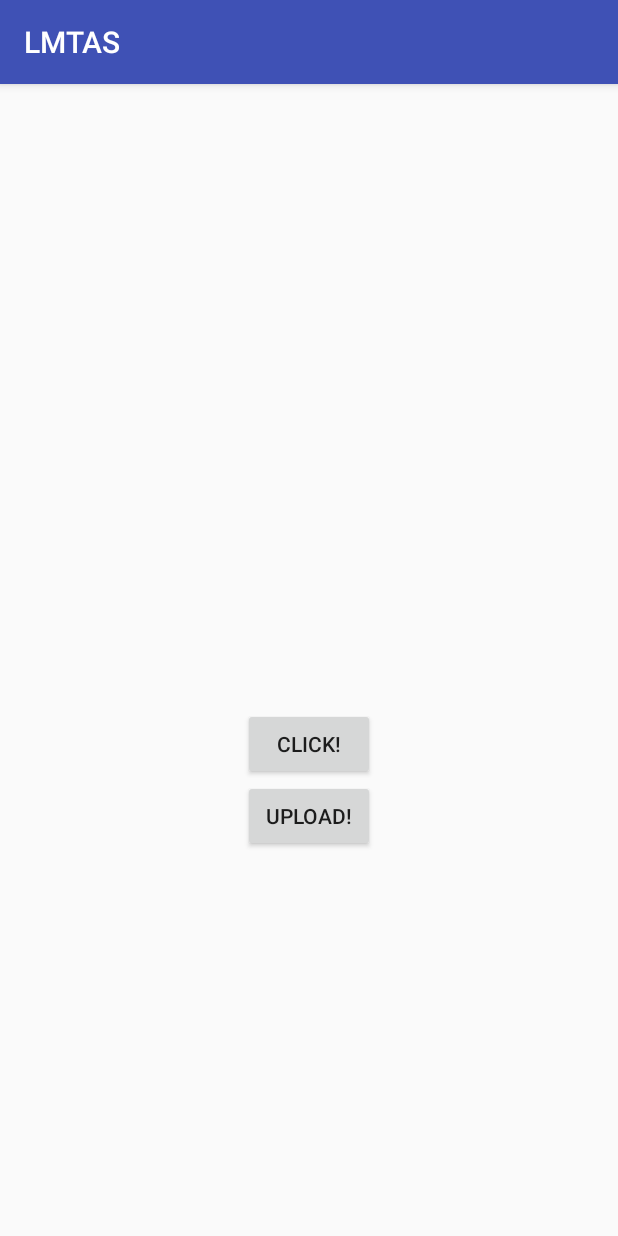
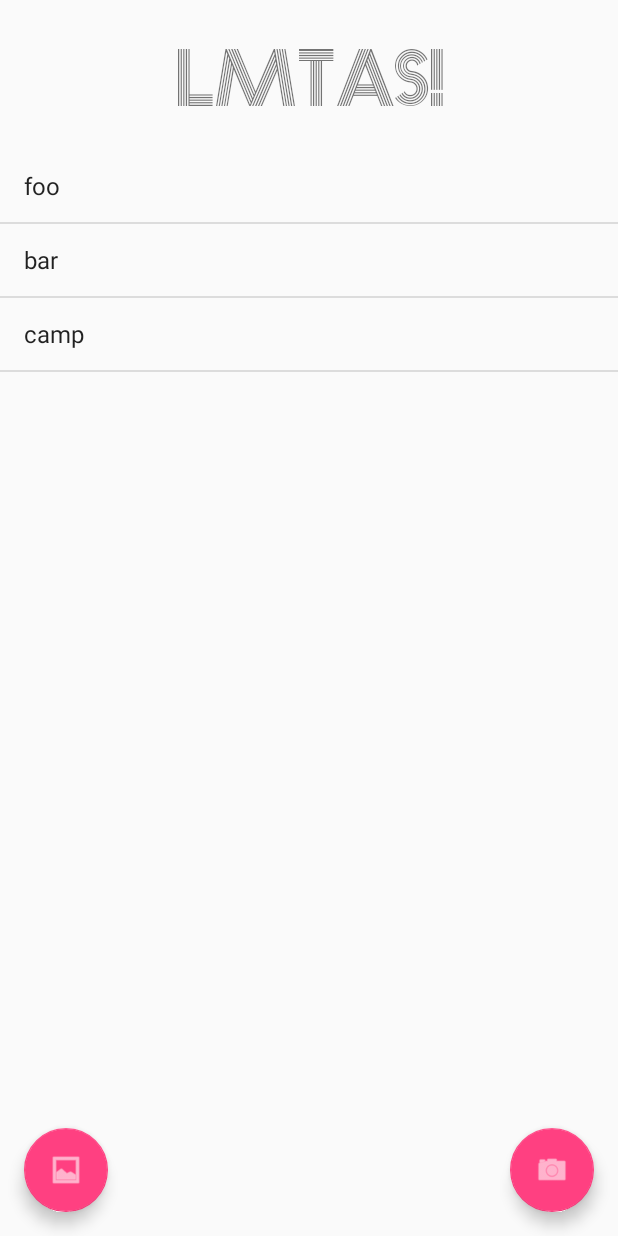
Before and after one commit to navinpai/LMTAS, an Android app: the screen it shows after launch (MainActivity before the commit, HomeActivity after it), on a phone screen of 412 x 824 dp. Run offline under Robolectric (Android 15) with nearby library versions, the phone set to English and light mode, and no system bars.

Commit message:
- Add homeactivity - Add App icon - Add Prisma font - Fix build - Remove header

```diff
--- a/android/LMTAS/app/build.gradle
+++ b/android/LMTAS/app/build.gradle
@@ -25,8 +25,11 @@ dependencies {
     androidTestCompile('com.android.support.test.espresso:espresso-core:2.2.2', {
         exclude group: 'com.android.support', module: 'support-annotations'
     })
+    // this line must be included to integrate with Firebase
+    // this line must be included to use FCM
     compile 'com.android.support:appcompat-v7:24.2.1'
-    compile 'com.google.firebase:firebase-core:9.2.0'                        // this line must be included to integrate with Firebase
-    compile 'com.google.firebase:firebase-messaging:9.2.0'                   // this line must be included to use FCM
+    compile 'com.google.firebase:firebase-core:10.0.1'
+    compile 'com.google.firebase:firebase-messaging:10.0.1'
+    compile 'com.android.support:design:24.2.1'
     testCompile 'junit:junit:4.12'
 }
--- a/android/LMTAS/app/src/main/AndroidManifest.xml
+++ b/android/LMTAS/app/src/main/AndroidManifest.xml
@@ -1,6 +1,10 @@
 <?xml version="1.0" encoding="utf-8"?>
 <manifest xmlns:android="http://schemas.android.com/apk/res/android"
     package="lmtas.app.com.lmtas">
+
+    <uses-permission android:name="android.permission.CAMERA" />
+    <uses-permission android:name="android.permission.WRITE_EXTERNAL_STORAGE" />
+    <uses-permission android:name="android.permission.INTERNET" />
 
     <application
         android:allowBackup="true"
@@ -9,18 +13,24 @@
         android:supportsRtl="true"
         android:theme="@style/AppTheme">
         <activity android:name=".MainActivity">
+
+        </activity>
+
+        <uses-feature
+            android:name="android.hardware.camera"
+            android:required="true" />
+
+        <activity
+            android:name=".HomeActivity"
+            android:label="@string/title_activity_home"
+            android:theme="@style/AppTheme.NoActionBar">
             <intent-filter>
                 <action android:name="android.intent.action.MAIN" />
 
                 <category android:name="android.intent.category.LAUNCHER" />
             </intent-filter>
+
         </activity>
-
-        <uses-feature android:name="android.hardware.camera" android:required="true" />
     </application>
 
-    <uses-permission android:name="android.permission.CAMERA" />
-    <uses-permission android:name="android.permission.WRITE_EXTERNAL_STORAGE" />
-    <uses-permission android:name="android.permission.INTERNET"/>
-
 </manifest>
--- /dev/null
+++ b/android/LMTAS/app/src/main/java/lmtas/app/com/lmtas/HomeActivity.java
@@ -0,0 +1,133 @@
+package lmtas.app.com.lmtas;
+
+import android.app.ProgressDialog;
+import android.graphics.Typeface;
+import android.os.AsyncTask;
+import android.os.Bundle;
+import android.support.design.widget.FloatingActionButton;
+import android.support.design.widget.Snackbar;
+import android.support.v7.app.AppCompatActivity;
+import android.support.v7.widget.Toolbar;
+import android.util.Log;
+import android.view.View;
+import android.widget.ArrayAdapter;
+import android.widget.ListView;
+import android.widget.TextView;
+
+import org.apache.http.HttpResponse;
+import org.apache.http.NameValuePair;
+import org.apache.http.client.HttpClient;
+import org.apache.http.client.entity.UrlEncodedFormEntity;
+import org.apache.http.client.methods.HttpGet;
+import org.apache.http.client.methods.HttpPost;
+import org.apache.http.impl.client.DefaultHttpClient;
+import org.apache.http.message.BasicNameValuePair;
+import org.apache.http.util.EntityUtils;
+import org.json.JSONArray;
+import org.json.JSONObject;
+
+import java.util.ArrayList;
+import java.util.List;
+
+public class HomeActivity extends AppCompatActivity {
+
+    private static String URL = "http://ec2-52-207-219-42.compute-1.amazonaws.com:1337/getDetails";
+    private List<String> your_array_list;
+    private ArrayAdapter<String> arrayAdapter;
+
+    @Override
+    protected void onCreate(Bundle savedInstanceState) {
+        super.onCreate(savedInstanceState);
+        setContentView(R.layout.activity_home);
+        Toolbar toolbar = (Toolbar) findViewById(R.id.toolbar);
+        setSupportActionBar(toolbar);
+        getSupportActionBar().hide();
+
+        TextView tv = (TextView) findViewById(R.id.titleText);
+        Typeface prisma = Typeface.createFromAsset(getAssets(), "fonts/Prisma.ttf");
+        tv.setTypeface(prisma);
+
+        ListView lv;
+        lv = (ListView) findViewById(R.id.tList);
+
+        new getDetails().execute();
+
+        your_array_list = new ArrayList<String>();
+        your_array_list.add("foo");
+        your_array_list.add("bar");
+        your_array_list.add("camp");
+
+        arrayAdapter = new ArrayAdapter<String>(
+                this,
+                android.R.layout.simple_list_item_1,
+                your_array_list);
+
+        lv.setAdapter(arrayAdapter);
+
+
+        FloatingActionButton fab = (FloatingActionButton) findViewById(R.id.fab);
+        fab.setOnClickListener(new View.OnClickListener() {
+            @Override
+            public void onClick(View view) {
+                Snackbar.make(view, "Replace with your own action", Snackbar.LENGTH_LONG)
+                        .setAction("Action", null).show();
+            }
+        });
+
+        FloatingActionButton lfab = (FloatingActionButton) findViewById(R.id.lfab);
+        lfab.setOnClickListener(new View.OnClickListener() {
+            @Override
+            public void onClick(View view) {
+                Snackbar.make(view, "Left Action", Snackbar.LENGTH_LONG)
+                        .setAction("Action", null).show();
+            }
+        });
+
+    }
+
+    public class getDetails extends AsyncTask<Void, Void, String> {
+
+        private ProgressDialog progresssDialog = new ProgressDialog(HomeActivity.this);
+
+        protected void onPreExecute() {
+            super.onPreExecute();
+            progresssDialog.setMessage("Getting data");
+            progresssDialog.show();
+        }
+
+        @Override
+        protected String doInBackground(Void... params) {
+
+            try {
+                HttpClient httpclient = new DefaultHttpClient();
+                HttpGet httpget = new HttpGet(URL);
+                HttpResponse response = httpclient.execute(httpget);
+                String st = EntityUtils.toString(response.getEntity());
+                JSONObject jObj = new JSONObject(st);
+
+                JSONArray transactions = (JSONArray) jObj.get("lastTransactions");
+
+                if (transactions != null) {
+                    for (int i=0;i<transactions.length();i++) {
+                        your_array_list.add(transactions.getString(i));
+                    }
+                }
+                arrayAdapter.notifyDataSetChanged();
+                Log.v("log_tag", "In the try Loop" + st);
+
+            } catch (Exception e) {
+                Log.v("log_tag", "Error in http connection " + e.toString());
+            }
+
+            return "Success";
+
+        }
+
+        protected void onPostExecute(String result) {
+            super.onPostExecute(result);
+            progresssDialog.hide();
+            progresssDialog.dismiss();
+        }
+    }
+
+}
--- /dev/null
+++ b/android/LMTAS/app/src/main/res/layout/activity_home.xml
@@ -0,0 +1,50 @@
+<?xml version="1.0" encoding="utf-8"?>
+<android.support.design.widget.CoordinatorLayout xmlns:android="http://schemas.android.com/apk/res/android"
+    xmlns:app="http://schemas.android.com/apk/res-auto"
+    xmlns:tools="http://schemas.android.com/tools"
+    android:layout_width="match_parent"
+    android:layout_height="match_parent"
+    android:fitsSystemWindows="true"
+    tools:context="lmtas.app.com.lmtas.HomeActivity">
+
+    <android.support.design.widget.AppBarLayout
+        android:layout_width="match_parent"
+        android:layout_height="wrap_content"
+        android:theme="@style/AppTheme.AppBarOverlay">
+
+        <android.support.v7.widget.Toolbar
+            android:id="@+id/toolbar"
+            android:layout_width="match_parent"
+            android:layout_height="?attr/actionBarSize"
+            android:background="?attr/colorPrimary"
+            app:popupTheme="@style/AppTheme.PopupOverlay" />
+
+    </android.support.design.widget.AppBarLayout>
+
+    <include layout="@layout/content_home" />
+
+    <android.support.design.widget.FloatingActionButton
+        android:id="@+id/fab"
+        android:layout_width="wrap_content"
+        android:layout_height="wrap_content"
+        android:layout_gravity="bottom|end"
+        android:tint="@android:color/white"
+        android:layout_margin="@dimen/fab_margin"
+        app:srcCompat="@android:drawable/ic_menu_camera" />
+
+    <android.support.design.widget.FloatingActionButton
+        android:id="@+id/lfab"
+        android:layout_width="wrap_content"
+        android:layout_height="wrap_content"
+        android:layout_gravity="bottom|start"
+        android:tint="@android:color/white"
+        android:layout_margin="@dimen/fab_margin"
+        app:srcCompat="@android:drawable/ic_menu_gallery" />
+
+    <ListView
+        android:layout_width="wrap_content"
+        android:layout_height="441dp"
+        android:layout_marginTop="100sp"
+        android:id="@+id/tList" />
+
+</android.support.design.widget.CoordinatorLayout>
--- /dev/null
+++ b/android/LMTAS/app/src/main/res/layout/content_home.xml
@@ -0,0 +1,23 @@
+<?xml version="1.0" encoding="utf-8"?>
+<RelativeLayout xmlns:android="http://schemas.android.com/apk/res/android"
+    xmlns:app="http://schemas.android.com/apk/res-auto"
+    xmlns:tools="http://schemas.android.com/tools"
+    android:id="@+id/content_home"
+    android:layout_width="match_parent"
+    android:layout_height="match_parent"
+    android:paddingBottom="@dimen/activity_vertical_margin"
+    android:paddingLeft="@dimen/activity_horizontal_margin"
+    android:paddingRight="@dimen/activity_horizontal_margin"
+    android:paddingTop="@dimen/activity_vertical_margin"
+    app:layout_behavior="@string/appbar_scrolling_view_behavior"
+    tools:context="lmtas.app.com.lmtas.HomeActivity"
+    tools:showIn="@layout/activity_home">
+
+    <TextView
+        android:text="LMTAS!"
+        android:layout_width="wrap_content"
+        android:layout_height="wrap_content"
+        android:id="@+id/titleText"
+        android:textSize="48sp"
+        android:layout_centerHorizontal="true" />
+</RelativeLayout>
--- /dev/null
+++ b/android/LMTAS/app/src/main/res/values-v21/styles.xml
@@ -0,0 +1,11 @@
+<resources>
+
+    <style name="AppTheme.NoActionBar">
+        <item name="windowActionBar">false</item>
+        <item name="windowNoTitle">true</item>
+        <item name="android:windowDrawsSystemBarBackgrounds">true</item>
+        <item name="android:statusBarColor">@android:color/transparent</item>
+        <item name="android:windowFullscreen">true</item>
+        <item name="android:windowContentOverlay">@null</item>
+    </style>
+</resources>
--- a/android/LMTAS/app/src/main/res/values/dimens.xml
+++ b/android/LMTAS/app/src/main/res/values/dimens.xml
@@ -2,4 +2,5 @@
     <!-- Default screen margins, per the Android Design guidelines. -->
     <dimen name="activity_horizontal_margin">16dp</dimen>
     <dimen name="activity_vertical_margin">16dp</dimen>
+    <dimen name="fab_margin">16dp</dimen>
 </resources>
--- a/android/LMTAS/app/src/main/res/values/strings.xml
+++ b/android/LMTAS/app/src/main/res/values/strings.xml
@@ -1,3 +1,4 @@
 <resources>
     <string name="app_name">LMTAS</string>
+    <string name="title_activity_home">HomeActivity</string>
 </resources>
--- a/android/LMTAS/app/src/main/res/values/styles.xml
+++ b/android/LMTAS/app/src/main/res/values/styles.xml
@@ -8,4 +8,16 @@
         <item name="colorAccent">@color/colorAccent</item>
     </style>
 
+    <style name="AppTheme.NoActionBar">
+        <item name="windowNoTitle">true</item>
+        <item name="windowActionBar">false</item>
+        <item name="android:windowFullscreen">true</item>
+        <item name="android:windowContentOverlay">@null</item>
+    </style>
+
+    <style name="AppTheme.AppBarOverlay" parent="ThemeOverlay.AppCompat.Dark.ActionBar" />
+
+    <style name="AppTheme.PopupOverlay" parent="ThemeOverlay.AppCompat.Light" />
+
+
 </resources>
```
Also changed, not shown: android/LMTAS/app/src/main/assets/fonts/Prisma.ttf (added), android/LMTAS/app/src/main/res/mipmap-hdpi/ic_launcher.png, android/LMTAS/app/src/main/res/mipmap-mdpi/ic_launcher.png, android/LMTAS/app/src/main/res/mipmap-xhdpi/ic_launcher.png, android/LMTAS/app/src/main/res/mipmap-xxhdpi/ic_launcher.png, android/LMTAS/app/src/main/res/mipmap-xxxhdpi/ic_launcher.png.
